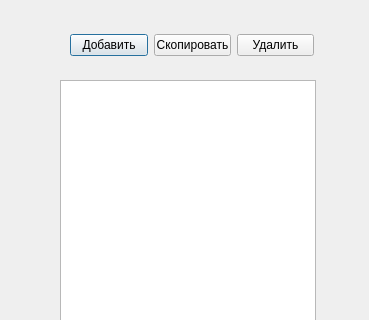
Above: mainwindow.ui from Wox1e/PasswordKeep before the change; both pictures show x 0 to 369 and y 0 to 320 of the 369 by 476 pixel window. Below: the same form after it.
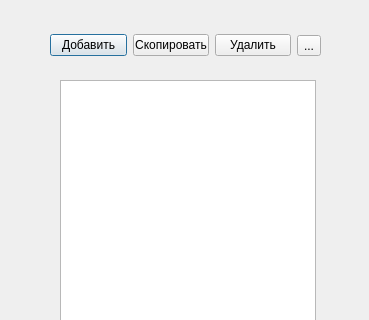
That is the form after the change.

The edit to the form file:
```diff
--- a/mainwindow.ui
+++ b/mainwindow.ui
@@ -16,9 +16,9 @@
   <widget class="QWidget" name="horizontalLayoutWidget">
    <property name="geometry">
     <rect>
-     <x>70</x>
+     <x>50</x>
      <y>20</y>
-     <width>244</width>
+     <width>271</width>
      <height>51</height>
     </rect>
    </property>
@@ -44,6 +44,13 @@
       </property>
      </widget>
     </item>
+    <item>
+     <widget class="QToolButton" name="toolButton">
+      <property name="text">
+       <string>...</string>
+      </property>
+     </widget>
+    </item>
    </layout>
   </widget>
   <widget class="QListWidget" name="listWidget">
```
